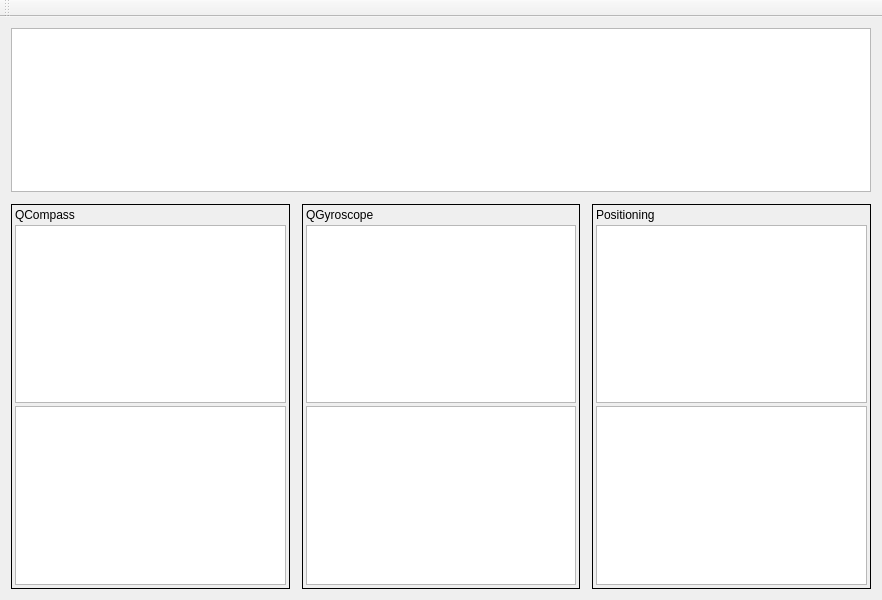
Before: the Qt Designer form Sandbox/Ivan/Ivan_QtSensorTest/ivan_qtsensortest.ui in matteof/exercise, drawn with Qt 5.
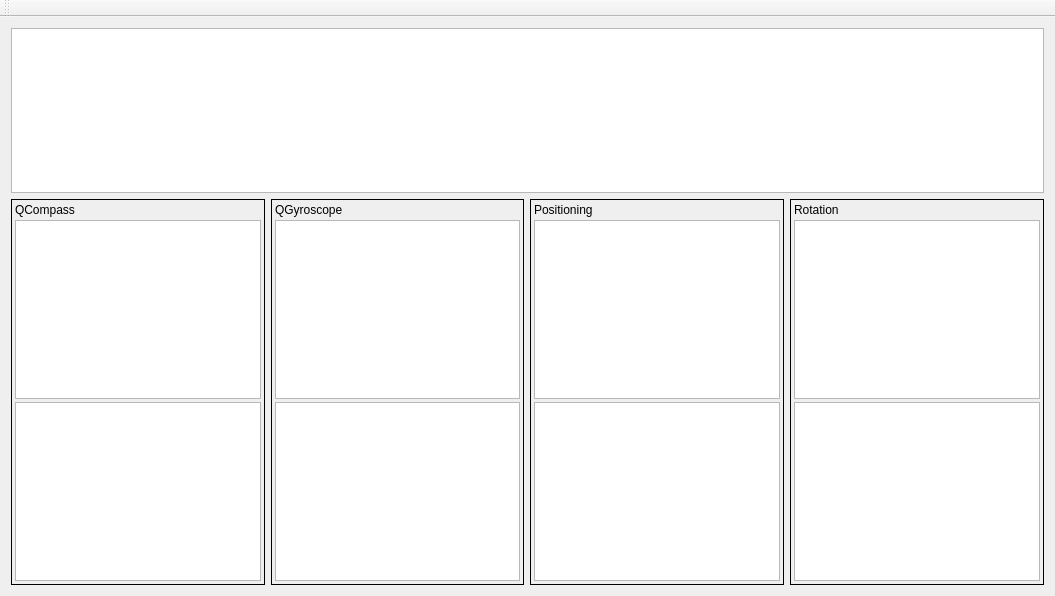
After: the same form once the commit is applied.

Commit message: testing qt sensors

Diff of the .ui file:
```diff
--- a/Sandbox/Ivan/Ivan_QtSensorTest/ivan_qtsensortest.ui
+++ b/Sandbox/Ivan/Ivan_QtSensorTest/ivan_qtsensortest.ui
@@ -6,8 +6,8 @@
    <rect>
     <x>0</x>
     <y>0</y>
-    <width>882</width>
-    <height>600</height>
+    <width>1055</width>
+    <height>596</height>
    </rect>
   </property>
   <property name="windowTitle">
@@ -15,10 +15,7 @@
   </property>
   <widget class="QWidget" name="centralWidget">
    <layout class="QGridLayout" name="gridLayout">
-    <property name="spacing">
-     <number>12</number>
-    </property>
-    <item row="0" column="0" colspan="3">
+    <item row="0" column="0" colspan="4">
      <widget class="QTextEdit" name="mGlobalInitView">
       <property name="readOnly">
        <bool>true</bool>
@@ -181,6 +178,54 @@
       </layout>
      </widget>
     </item>
+    <item row="1" column="3">
+     <widget class="QFrame" name="frame_4">
+      <property name="frameShape">
+       <enum>QFrame::Box</enum>
+      </property>
+      <property name="frameShadow">
+       <enum>QFrame::Plain</enum>
+      </property>
+      <layout class="QVBoxLayout" name="verticalLayout_4">
+       <property name="spacing">
+        <number>3</number>
+       </property>
+       <property name="leftMargin">
+        <number>3</number>
+       </property>
+       <property name="topMargin">
+        <number>3</number>
+       </property>
+       <property name="rightMargin">
+        <number>3</number>
+       </property>
+       <property name="bottomMargin">
+        <number>3</number>
+       </property>
+       <item>
+        <widget class="QLabel" name="label_4">
+         <property name="text">
+          <string>Rotation</string>
+         </property>
+        </widget>
+       </item>
+       <item>
+        <widget class="QTextEdit" name="mRotationInitView">
+         <property name="readOnly">
+          <bool>true</bool>
+         </property>
+        </widget>
+       </item>
+       <item>
+        <widget class="QTextEdit" name="mRotationStatusView">
+         <property name="readOnly">
+          <bool>true</bool>
+         </property>
+        </widget>
+       </item>
+      </layout>
+     </widget>
+    </item>
    </layout>
   </widget>
   <widget class="QMenuBar" name="menuBar">
```
Left out of the diff: 2 changed lines with no effect on the pictures. The commit also changes 2 other files.
